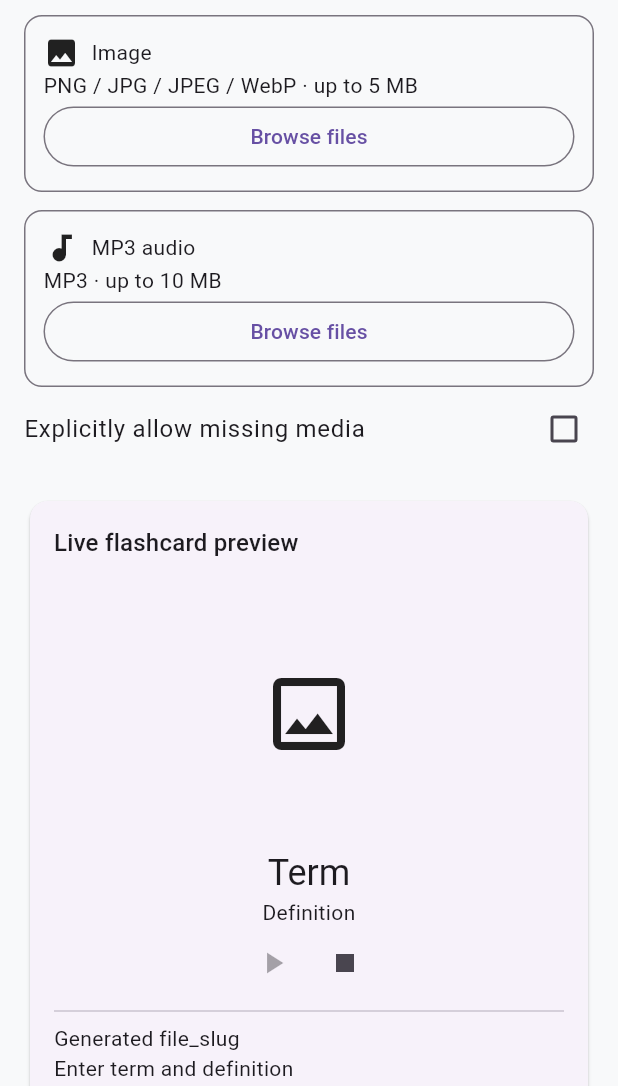
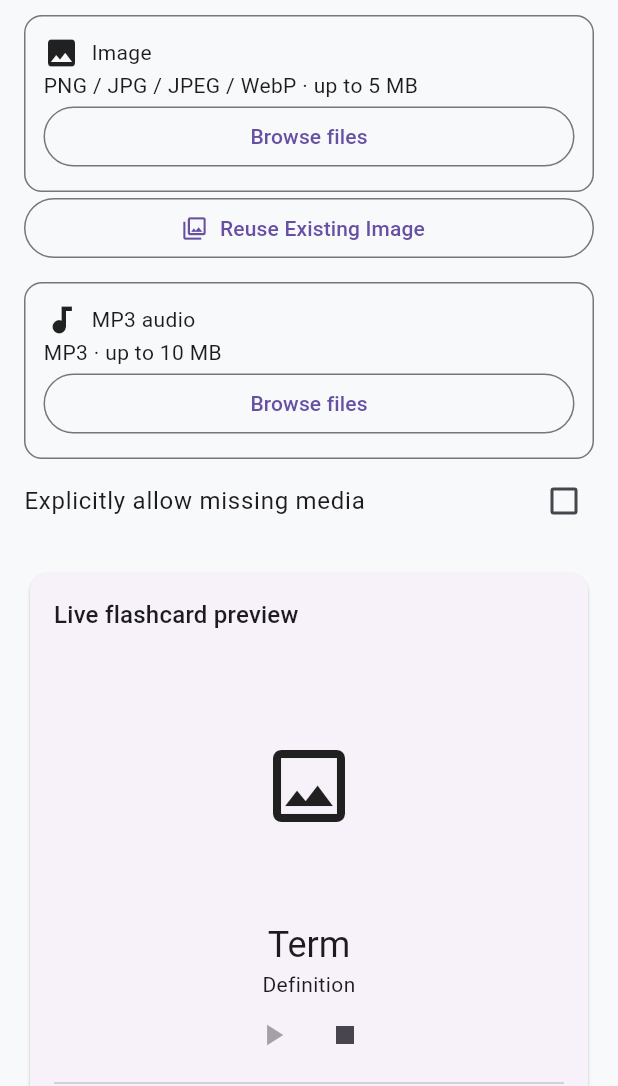
Before and after one commit to Nemahun21/kontri-os-hq, a Flutter app: the VocabularyFastUploadView screen opened directly, scrolled down 576 dp, on a phone screen of 412 x 824 dp, the part 150-1236 px from its top. Run offline on Flutter 3.47's test engine with Material 3 defaults, Android fonts, the phone set to English and light mode, and no system bars; our stand-ins replace audioplayers, cached_network_image, connectivity_plus, csv, file_picker, google_sign_in and 6 more; missing offline and left inert: desktop_drop, file_selector; accounts and stored records are empty.

Commit message:
Reuse shared vocabulary images across languages in Fast Upload

```diff
--- a/lib/controllers/vocabulary_draft_controller.dart
+++ b/lib/controllers/vocabulary_draft_controller.dart
@@ -39,6 +39,7 @@ class VocabularyDraftController extends ChangeNotifier {
   String? themeId, languageCode;
   String term = '', definition = '', pronunciation = '', example = '', emoji = '';
   DraftMedia? image, audio;
+  String? sharedImagePath;
   bool checking = false, reading = false, publishing = false, allowMissing = false;
   bool sameTerm = false, duplicate = false, slugConflict = false, fileConflict = false;
   bool validated = false;
@@ -55,12 +56,27 @@ class VocabularyDraftController extends ChangeNotifier {
       return value.length <= 180 && VocabularyImportService.validSlug(value) ? value : null;
     } on FormatException { return null; }
   }
-  String? get imagePath => image == null || slug == null ? null : 'images/$slug.${image!.extension}';
+  String? get imagePath => resolveImagePath(sharedPath: sharedImagePath,
+      slug: slug, localExtension: image?.extension);
+  static String? resolveImagePath({String? sharedPath, String? slug, String? localExtension}) {
+    if (sharedPath != null) {
+      if (!VocabularyAssetService.validPath(sharedPath, audio: false)) {
+        throw const FormatException('Invalid shared image path.');
+      }
+      return sharedPath;
+    }
+    return slug == null || localExtension == null ? null : 'images/$slug.$localExtension';
+  }
+  bool get hasImage => image != null ||
+      (sharedImagePath != null && existingPaths.contains(sharedImagePath));
+  String? get sharedImageUrl => sharedImagePath == null ? null :
+      client.storage.from(VocabularyAssetService.bucket).getPublicUrl(sharedImagePath!);
   String? get audioPath => slug == null ? null : 'audio/$languageCode/$slug.mp3';
   bool get hasAudio => audio != null || existingPaths.contains(audioPath);
   bool get canPublish => !publishing && !reading && !checking && validated &&
       !duplicate && !slugConflict && !fileConflict && error == null && slug != null &&
-      (allowMissing || (image != null && hasAudio));
+      (sharedImagePath == null || hasImage) &&
+      (allowMissing || (hasImage && hasAudio));
 
   String? _rawPath(DraftMedia? file, bool isAudio) {
     if (file == null || file.name.contains('/') || file.name.contains('\\')) return null;
@@ -79,23 +95,31 @@ class VocabularyDraftController extends ChangeNotifier {
     final revision = ++_revision;
     validated = false; sameTerm = false; duplicate = false; slugConflict = false;
     fileConflict = false; error = null; existingPaths = {};
-    checking = themeId != null && (term.trim().isNotEmpty || image != null || audio != null);
+    checking = themeId != null && (term.trim().isNotEmpty || image != null || sharedImagePath != null || audio != null);
     _notify();
     if (checking) {
       _timer = Timer(const Duration(milliseconds: 500), () async { await _validate(revision); });
     }
   }
+  void selectSharedImage(String path) {
+    if (reading || publishing || _disposed) return;
+    if (!VocabularyAssetService.validPath(path, audio: false)) {
+      throw const FormatException('Invalid shared image path.');
+    }
+    image = null; sharedImagePath = path; schedule();
+  }
+
   Future<void> setMedia(VocabularyLocalAsset source, {required bool isAudio}) async {
     if (reading || publishing) return;
     reading = true; _notify();
     try {
       final media = await DraftMedia.load(source, audio: isAudio);
       if (_disposed) return;
-      if (isAudio) { audio = media; } else { image = media; }
+      if (isAudio) { audio = media; } else { image = media; sharedImagePath = null; }
       schedule();
     } catch (e) {
       if (!_disposed) {
-        if (isAudio) { audio = null; } else { image = null; }
+        if (isAudio) { audio = null; } else { image = null; sharedImagePath = null; }
         schedule();
         _timer?.cancel(); ++_revision; checking = false; validated = false;
         error = e.toString();
@@ -104,7 +128,7 @@ class VocabularyDraftController extends ChangeNotifier {
   }
   void removeMedia(bool isAudio) {
     if (publishing || reading) return;
-    if (isAudio) { audio = null; } else { image = null; }
+    if (isAudio) { audio = null; } else { image = null; sharedImagePath = null; }
     schedule();
   }
   Future<bool> _validate(int revision) async {
@@ -129,6 +153,11 @@ class VocabularyDraftController extends ChangeNotifier {
         }
       }
       if (_disposed || revision != _revision) return false;
+      if (sharedImagePath != null && !found.contains(sharedImagePath)) {
+        existingPaths = found; validated = false;
+        error = 'Selected shared image no longer exists. Choose another image.';
+        return false;
+      }
       existingPaths = found; sameTerm = result['same_term'] == true;
       duplicate = result['duplicate'] == true; slugConflict = result['slug_conflict'] == true;
       fileConflict = conflict; validated = true; error = null;
@@ -148,7 +177,7 @@ class VocabularyDraftController extends ChangeNotifier {
     try {
       if (!await _validate(++_revision)) throw StateError(error ?? 'Draft has a conflict.');
       if (_disposed) return;
-      if (!allowMissing && (image == null || !hasAudio)) throw StateError('Required media is missing.');
+      if (!allowMissing && (!hasImage || !hasAudio)) throw StateError('Required media is missing.');
       final target = slug!, ip = imagePath, ap = audioPath!;
       final assetService = VocabularyAssetService(client);
       assetService.setFiles([
@@ -163,6 +192,9 @@ class VocabularyDraftController extends ChangeNotifier {
         if (audio != null || existingPaths.contains(ap)) 'audio_url': ap,
       }], contentType: 'language', initialThemeId: themeId);
       final row = batch.rows.single;
+      if (sharedImagePath != null && row.image?.remote != true) {
+        throw StateError('Selected shared image is no longer available.');
+      }
       if (row.existingId != null || row.state == ImportState.existing ||
           row.state == ImportState.conflict || (!allowMissing && row.state == ImportState.missing)) {
         throw StateError('Cannot create draft: ${row.issues.join('; ')}');
@@ -174,7 +206,7 @@ class VocabularyDraftController extends ChangeNotifier {
         throw StateError(row.error ?? 'Not saved. Revalidate before retrying.');
       }
       term = ''; definition = ''; pronunciation = ''; example = ''; emoji = '';
-      image = null; audio = null; allowMissing = false; schedule();
+      image = null; sharedImagePath = null; audio = null; allowMissing = false; schedule();
     } catch (e) { error = e.toString(); validated = false; rethrow; }
     finally { publishing = false; _notify(); }
   }
--- a/lib/screens/admin/vocabulary_fast_upload_view.dart
+++ b/lib/screens/admin/vocabulary_fast_upload_view.dart
@@ -4,6 +4,7 @@ import '../../controllers/vocabulary_draft_controller.dart';
 import '../../services/lesson_vocab_service.dart';
 import '../../widgets/vocabulary_asset_drop_zone.dart';
 import '../../widgets/vocabulary_live_preview.dart';
+import '../../widgets/vocabulary_shared_image_picker.dart';
 
 class VocabularyFastUploadView extends StatefulWidget {
   final String? initialThemeId;
@@ -100,6 +101,14 @@ class _VocabularyFastUploadViewState extends State<VocabularyFastUploadView> {
       }
     }
   }
+  Future<void> _chooseSharedImage() async {
+    final path = await showDialog<String>(context: context,
+      builder: (_) => VocabularySharedImagePicker(client: Supabase.instance.client,
+        initialSearch: _definition.text.trim()));
+    if (!mounted || path == null) return;
+    _draft.selectSharedImage(path);
+  }
+
   Widget _field(String label, TextEditingController controller, bool enabled,
       {FocusNode? focus, int lines = 1, int? maxLength}) => Padding(
     padding: const EdgeInsets.only(bottom: 10),
@@ -135,8 +144,12 @@ class _VocabularyFastUploadViewState extends State<VocabularyFastUploadView> {
       _field('Pronunciation', _pronunciation, enabled),
       _field('Example', _example, enabled, lines: 2),
       _field('Emoji (optional)', _emoji, enabled),
-      VocabularyAssetDropZone(audio: false, enabled: enabled, selectedName: _draft.image?.name,
+      VocabularyAssetDropZone(audio: false, enabled: enabled, selectedName: _draft.image?.name ?? _draft.sharedImagePath?.split('/').last,
         onFile: (file) => _draft.setMedia(file,isAudio:false), onRemove: () => _draft.removeMedia(false)),
+      OutlinedButton.icon(onPressed: enabled ? _chooseSharedImage : null,
+        icon: const Icon(Icons.photo_library_outlined), label: const Text('Reuse Existing Image')),
+      if (_draft.sharedImagePath != null)
+        const Text('Shared image selected — existing file will be linked, not uploaded.'),
       const SizedBox(height: 12),
       VocabularyAssetDropZone(audio: true, enabled: enabled, selectedName: _draft.audio?.name,
         onFile: (file) => _draft.setMedia(file,isAudio:true), onRemove: () => _draft.removeMedia(true)),
@@ -167,7 +180,7 @@ class _VocabularyFastUploadViewState extends State<VocabularyFastUploadView> {
       for (final path in d.sourceConflicts) Text('Source filename already exists: $path'),
       for (final path in d.existingPaths.where((p) => p == d.imagePath || p == d.audioPath))
         Text('Existing destination: $path${d.fileConflict ? "" : " — reuse available"}'),
-      if (!d.allowMissing && (d.image == null || !d.hasAudio))
+      if (!d.allowMissing && (!d.hasImage || !d.hasAudio))
         const Text('Image and pronunciation are required unless missing media is explicitly allowed.'),
       OutlinedButton(onPressed: enabled && d.themeId != null ? d.schedule : null,
         child: const Text('Revalidate')),
--- a/lib/widgets/vocabulary_live_preview.dart
+++ b/lib/widgets/vocabulary_live_preview.dart
@@ -41,7 +41,10 @@ class _VocabularyLivePreviewState extends State<VocabularyLivePreview> {
         Text('Live flashcard preview', style: Theme.of(context).textTheme.titleMedium),
         const SizedBox(height: 12),
         SizedBox(height: 180, child: d.image == null
-          ? const Center(child: Icon(Icons.image_outlined, size: 64))
+          ? (d.sharedImageUrl == null
+              ? const Center(child: Icon(Icons.image_outlined, size: 64))
+              : Image.network(d.sharedImageUrl!, fit: BoxFit.contain,
+                  errorBuilder: (_, __, ___) => const Center(child: Text('Shared image unavailable'))))
           : Image.memory(d.image!.bytes, fit: BoxFit.contain,
               errorBuilder: (_, __, ___) => const Center(child: Text('Image cannot be decoded')))),
         Text(d.term.isEmpty ? 'Term' : d.term, textAlign: TextAlign.center,
```
Also changed, not shown: lib/services/vocabulary_asset_service.dart (+7 -0 lines), lib/widgets/vocabulary_shared_image_picker.dart (added, +86 -0 lines), 2 other files.
